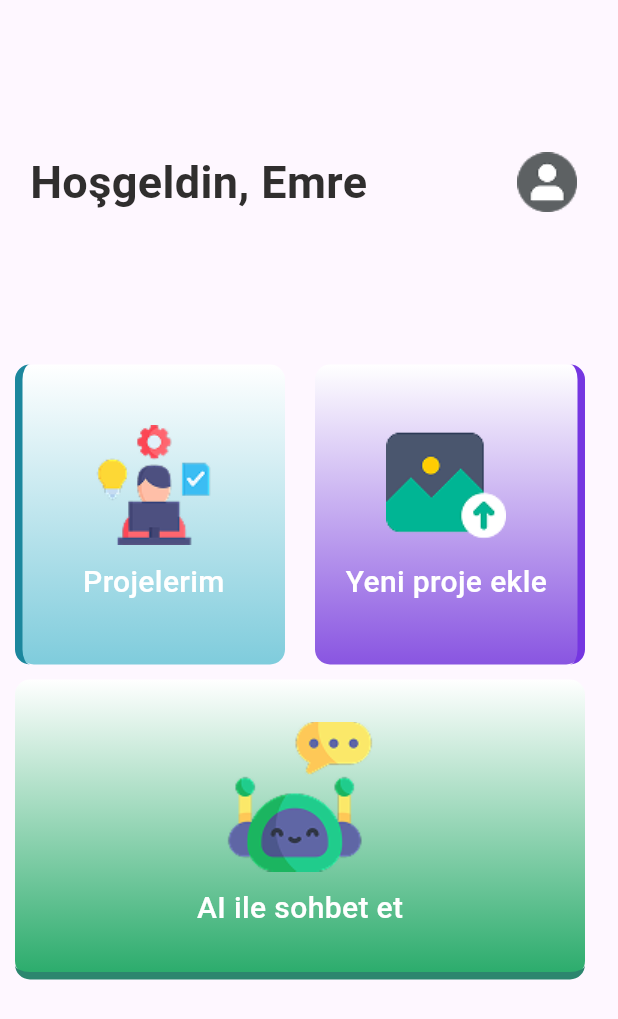
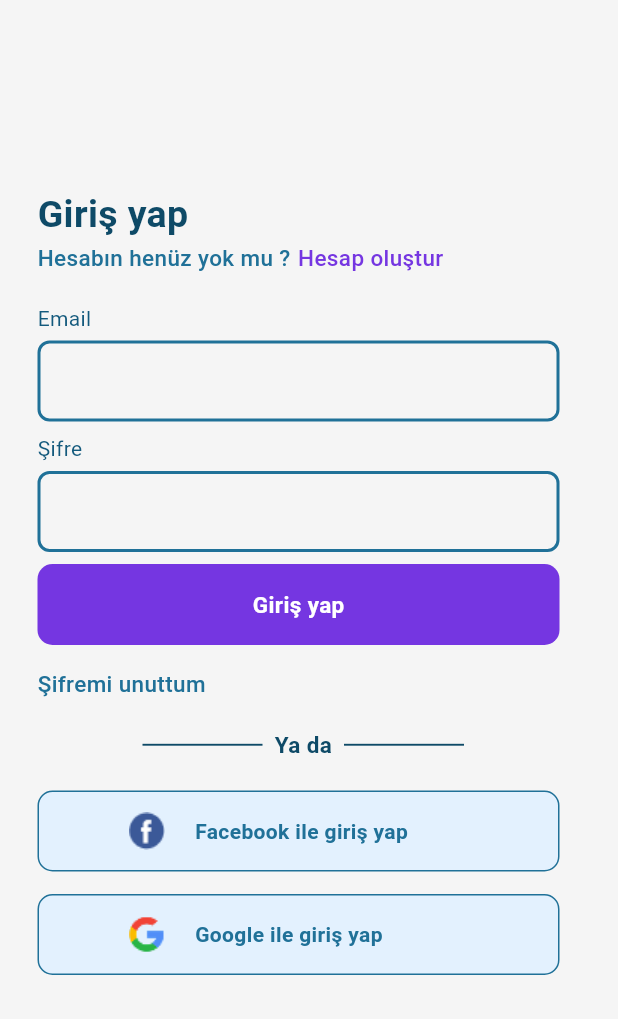
Before and after one commit to bbclubspace/circuit-recognition, a Flutter app: the screen it shows after launch, after a tap on the "arrow forward" icon, on a phone screen of 412 x 824 dp. Shown: the top 1019 px of the screen. Run offline on Flutter 3.47's test engine with Material 3 defaults, Android fonts, the phone set to English and light mode, and no system bars.

Commit message:
Kayıt olma ve giriş yapma sayfası tasarımı yapıldı.

```diff
--- a/lib/pages/home-page.dart
+++ b/lib/pages/home-page.dart
@@ -4,7 +4,7 @@ import 'package:circuit_recognition/widgets/welcomeTextAndUserIcon/userIcon.dart
 import 'package:flutter/material.dart';
 
 class HomePage extends StatelessWidget {
-  const HomePage({Key? key}) : super(key: key);
+  const HomePage({super.key});
 
   @override
   Widget build(BuildContext context) {
--- /dev/null
+++ b/lib/pages/login-page.dart
@@ -0,0 +1,85 @@
+// ignore_for_file: prefer_const_literals_to_create_immutables
+
+import 'package:circuit_recognition/pages/home-page.dart';
+import 'package:circuit_recognition/themes/themes.dart';
+import 'package:circuit_recognition/widgets/button/alternatif-login-button.dart';
+import 'package:circuit_recognition/widgets/button/auth-button.dart';
+import 'package:flutter/material.dart';
+
+import '../widgets/mydivider.dart';
+import '../widgets/text/auth-text.dart';
+import '../widgets/textfield/auth-textfield.dart';
+import 'signup-page.dart';
+
+class LoginPage extends StatelessWidget {
+  const LoginPage({super.key});
+
+  @override
+  Widget build(BuildContext context) {
+    void onTap(){
+    Navigator.push(context, MaterialPageRoute(builder: (context)=> SignupPage()));
+  }
+   void goHome()
+   {
+    Navigator.push(context, MaterialPageRoute(builder: (context)=> HomePage()));
+   }
+    return Scaffold(
+      backgroundColor: AppColors.backgroundColor,
+      body: SingleChildScrollView(
+        child: Padding(
+          padding: const EdgeInsets.only(left: 25),
+          child: Column(
+            mainAxisAlignment: MainAxisAlignment.start,
+            crossAxisAlignment: CrossAxisAlignment.start,
+            children: [
+              SizedBox(height: 125),
+              //TEXT
+              Text(
+                "Giriş yap",
+                style: TextStyle(
+                    color: AppColors.firstAuthText,
+                    fontSize: 25,
+                    fontWeight: FontWeight.bold),
+              ),
+              AuthText(
+                text1: "Hesabın henüz yok mu ?",
+                text2: 'Hesap oluştur', onTap: onTap,
+              ),
+              SizedBox(height: 20),
+              //TEXTFIELD
+              AuthTextField(subText: 'Email'),
+              SizedBox(height: 8),
+              AuthTextField(subText: 'Şifre'),
+              SizedBox(height: 8),
+
+              //BUTTON
+              AuthButton(buttonText: "Giriş yap", onTap:goHome ,),
+              SizedBox(height: 15),
+              Text(
+                "Şifremi unuttum",
+                style: TextStyle(
+                    color: AppColors.secondAuthText,
+                    fontSize: 15,
+                    fontWeight: FontWeight.w500),
+              ),
+              SizedBox(height: 20),
+              MyDivider(),
+
+              //GOOGLE AND FACEBOOK
+              SizedBox(height: 20),
+              AlternatifLoginButton(
+                image: 'assets/facebook.png',
+                logintText: 'Facebook ile giriş yap',
+              ),
+              SizedBox(height: 15),
+              AlternatifLoginButton(
+                image: 'assets/google.png',
+                logintText: 'Google ile giriş yap',
+              )
+            ],
+          ),
+        ),
+      ),
+    );
+  }
+}
--- /dev/null
+++ b/lib/pages/signup-page.dart
@@ -0,0 +1,81 @@
+// ignore_for_file: prefer_const_literals_to_create_immutables
+
+import 'package:circuit_recognition/pages/login-page.dart';
+import 'package:flutter/material.dart';
+
+import '../themes/themes.dart';
+import '../widgets/button/alternatif-login-button.dart';
+import '../widgets/button/auth-button.dart';
+import '../widgets/mydivider.dart';
+import '../widgets/text/auth-text.dart';
+import '../widgets/textfield/auth-textfield.dart';
+
+class SignupPage extends StatelessWidget {
+  const SignupPage({Key? key}) : super(key: key);
+
+  @override
+  Widget build(BuildContext context) {
+    void onTap() {
+      Navigator.push(
+          context, MaterialPageRoute(builder: (context) => LoginPage()));
+    }
+
+    return Scaffold(
+      backgroundColor: AppColors.backgroundColor,
+      body: SingleChildScrollView(
+        child: Padding(
+          padding: const EdgeInsets.only(left: 25),
+          child: Column(
+            mainAxisAlignment: MainAxisAlignment.start,
+            crossAxisAlignment: CrossAxisAlignment.start,
+            children: [
+              const SizedBox(height: 120),
+              //TEXT
+              Text(
+                "Hesap oluştur",
+                style: TextStyle(
+                    color: AppColors.firstAuthText,
+                    fontSize: 25,
+                    fontWeight: FontWeight.bold),
+              ),
+              AuthText(
+                text1: "Zaten hesabınız var mı ?",
+                text2: 'Giriş yapın',
+                onTap: onTap,
+              ),
+              const SizedBox(height: 15),
+              //TEXTFIELD
+              AuthTextField(subText: 'Email'),
+              const SizedBox(height: 8),
+              AuthTextField(subText: 'Ad'),
+              const SizedBox(height: 8),
+              AuthTextField(subText: 'Soyad'),
+              const SizedBox(height: 8),
+              AuthTextField(subText: 'Şifre'),
+              const SizedBox(height: 8),
+              AuthTextField(subText: 'Şifre onayla'),
+              const SizedBox(height: 8),
+
+              //BUTTON
+              AuthButton(buttonText: "Giriş yap", onTap: onTap,),
+              const SizedBox(height: 15),
+              MyDivider(),
+
+              //GOOGLE AND FACEBOOK
+              const SizedBox(height: 15),
+              AlternatifLoginButton(
+                image: 'assets/facebook.png',
+                logintText: 'Facebook ile giriş yap',
+              ),
+              const SizedBox(height: 15),
+              AlternatifLoginButton(
+                image: 'assets/google.png',
+                logintText: 'Google ile giriş yap',
+              )
+            ],
+          ),
+        ),
+      ),
+    );
+  }
+}
--- a/lib/themes/themes.dart
+++ b/lib/themes/themes.dart
@@ -3,19 +3,43 @@
 import 'package:flutter/material.dart';
 
 class AppColors {
+  //background
   static const Color primaryColor = Color(0xFFFFFFFF);
   static const Color textColor = Color(0xFF302E2E);
   static const Color secondTextColor = Color(0xFFA1A1A1);
   static const Color secondaryColor = Color(0xFF202020);
   static const Color backgroundColor = Color(0xFFF5F5F5);
   static const Color errorColor = Color(0xFFB00020);
+
+  //homepage
   static const Color secondContainer = Color(0xFF8955E1);
   static const Color firstContainer = Color(0xFF7FCCDC);
   static const Color thirdContainer = Color(0xFF27AA69);
   static const Color subTextColor = Color(0xFF757575);
+  //welcome page
   static const Color buttonPurple = Color(0xFF8955E1);
+
+  //general buton background
   static const Color buttonBackgroundColor = Color(0xFF474747);
+
+  //home page container stroke
   static const Color firstStrokeColor = Color(0xFF1C879D);
   static const Color secondStrokeColor = Color(0xFF7536E1);
   static const Color thirdStrokeColor = Color(0xFF2C866E);
+
+  //login and signup
+  static const Color textFieldStroke = Color(0xFF207198);
+  static const Color textFieldSubText = Color.fromARGB(255, 20, 90, 125);
+  static const Color authButtonBackgroundColor = Color(0xFF7536E1);
+  static const Color authButtonText = Color(0xFFFFFFFF);
+  static const Color firstAuthText = Color(0xFF0E4A67);
+  static const Color secondAuthText = Color(0xFF207198);
+  static const Color thirdAuthText = Color(0xFF7536E1);
+
+  //login and signup alternatif
+  static const Color alternatifLogin = Color(0xFF207198);
+  static const Color alternatifLoginBackground = Color(0xFFE3F1FE);
+
+  //divider
+  static const Color divider = Color(0xFF0E4A67);
 }
--- /dev/null
+++ b/lib/widgets/button/alternatif-login-button.dart
@@ -0,0 +1,33 @@
+import 'package:circuit_recognition/themes/themes.dart';
+import 'package:flutter/material.dart';
+
+class AlternatifLoginButton extends StatelessWidget {
+  final String image;
+  final String logintText;
+  const AlternatifLoginButton({
+    super.key, required this.image, required this.logintText,
+  });
+
+  @override
+  Widget build(BuildContext context) {
+    return Container(
+      height: 54,
+      width: 348,
+      decoration: BoxDecoration(
+        color: AppColors.alternatifLoginBackground,
+        border: Border.all(
+          color: AppColors.alternatifLogin,
+        ),
+        borderRadius: BorderRadius.circular(10),
+      ),
+      child: Row(
+        children: [
+          SizedBox(width: 60),
+          Image.asset(image),
+          SizedBox(width: 20),
+          Text(logintText,style: TextStyle(color: AppColors.alternatifLogin,fontWeight: FontWeight.bold),),
+        ],
+      ),
+    );
+  }
+}
--- /dev/null
+++ b/lib/widgets/button/auth-button.dart
@@ -0,0 +1,36 @@
+import 'package:flutter/material.dart';
+
+import '../../themes/themes.dart';
+
+class AuthButton extends StatelessWidget {
+  final String buttonText;
+  final Function onTap;
+  const AuthButton({
+    super.key,
+    required this.buttonText, required this.onTap,
+  });
+
+  @override
+  Widget build(BuildContext context) {
+    return InkWell(
+      onTap: () => onTap(),
+      child: Container(
+        height: 54,
+        width: 348,
+        decoration: BoxDecoration(
+          borderRadius: BorderRadius.circular(10),
+          color: AppColors.authButtonBackgroundColor,
+        ),
+        child: Center(
+          child: Text(
+            buttonText,
+            style: TextStyle(
+                color: AppColors.authButtonText,
+                fontSize: 15,
+                fontWeight: FontWeight.w600),
+          ),
+        ),
+      ),
+    );
+  }
+}
--- a/lib/widgets/button/next-button.dart
+++ b/lib/widgets/button/next-button.dart
@@ -1,4 +1,4 @@
-import 'package:circuit_recognition/pages/home-page.dart';
+import 'package:circuit_recognition/pages/login-page.dart';
 import 'package:circuit_recognition/themes/themes.dart';
 import 'package:flutter/material.dart';
 
@@ -12,7 +12,7 @@ class NextButton extends StatelessWidget {
     return InkWell(
       onTap: () {
         Navigator.push(
-            context, MaterialPageRoute(builder: (context) => HomePage()));
+            context, MaterialPageRoute(builder: (context) => LoginPage()));
       },
       child: Container(
         width: 60,
--- /dev/null
+++ b/lib/widgets/mydivider.dart
@@ -0,0 +1,38 @@
+// ignore_for_file: prefer_const_literals_to_create_immutables
+
+import 'package:circuit_recognition/themes/themes.dart';
+import 'package:flutter/material.dart';
+
+class MyDivider extends StatelessWidget {
+  const MyDivider({
+    super.key,
+  });
+
+  @override
+  Widget build(BuildContext context) {
+    return Row(
+      children: [
+        SizedBox(width: 70),
+        SizedBox(
+          width: 80,
+          child: Divider(
+            thickness: 1.25,
+            color: AppColors.divider,
+          ),
+        ),
+        Padding(
+          padding: EdgeInsets.symmetric(
+              horizontal: 8.0),
+          child: Text("Ya da",style: TextStyle(color: AppColors.divider,fontSize: 15,fontWeight: FontWeight.bold),),
+        ),
+        SizedBox(
+          width: 80,
+          child: Divider(
+            thickness: 1.25,
+            color:AppColors.divider,
+          ),
+        ),
+      ],
+    );
+  }
+}
--- /dev/null
+++ b/lib/widgets/text/auth-text.dart
@@ -0,0 +1,25 @@
+import 'package:flutter/material.dart';
+
+import '../../themes/themes.dart';
+
+class AuthText extends StatelessWidget {
+  final String text1;
+  final String text2;
+  final Function onTap;
+  const AuthText({
+    super.key, required this.text1, required this.text2, required this.onTap,
+  });
+
+  @override
+  Widget build(BuildContext context) {
+    return Row(
+      children: [
+        Text(text1,style: TextStyle(color: AppColors.secondAuthText,fontSize: 15,fontWeight: FontWeight.w500),),
+        SizedBox(width: 5,),
+        InkWell(
+          onTap: () => onTap(),
+          child: Text(text2,style: TextStyle(color: AppColors.thirdAuthText,fontSize: 15,fontWeight: FontWeight.w500),))
+      ],
+    );
+  }
+}
--- /dev/null
+++ b/lib/widgets/textfield/auth-textfield.dart
@@ -0,0 +1,47 @@
+import 'package:circuit_recognition/themes/themes.dart';
+import 'package:flutter/material.dart';
+
+class AuthTextField extends StatelessWidget {
+  final String subText;
+  const AuthTextField({
+    super.key,
+    required this.subText,
+  });
+
+  @override
+  Widget build(BuildContext context) {
+    return Column(
+      crossAxisAlignment: CrossAxisAlignment.start,
+      children: [
+        Text(
+          subText,
+          style: TextStyle(fontSize: 14, color: AppColors.textFieldSubText),
+        ),
+        SizedBox(height: 5),
+        SizedBox(
+          height: 54,
+          width: 348,
+          child: TextField(
+            decoration: InputDecoration(
+              border: OutlineInputBorder(
+                borderRadius: BorderRadius.circular(5),
+                borderSide:
+                    BorderSide(color: AppColors.textFieldStroke, width: 2),
+              ),
+              enabledBorder: OutlineInputBorder(
+                borderRadius: BorderRadius.circular(8),
+                borderSide:
+                    BorderSide(color: AppColors.textFieldStroke, width: 2),
+              ),
+              focusedBorder: OutlineInputBorder(
+                borderRadius: BorderRadius.circular(8),
+                borderSide:
+                    BorderSide(color: AppColors.textFieldStroke, width: 2),
+              ),
+            ),
+          ),
+        ),
+      ],
+    );
+  }
+}
```
Also changed, not shown: assets/facebook.png (added), assets/google.png (added).
